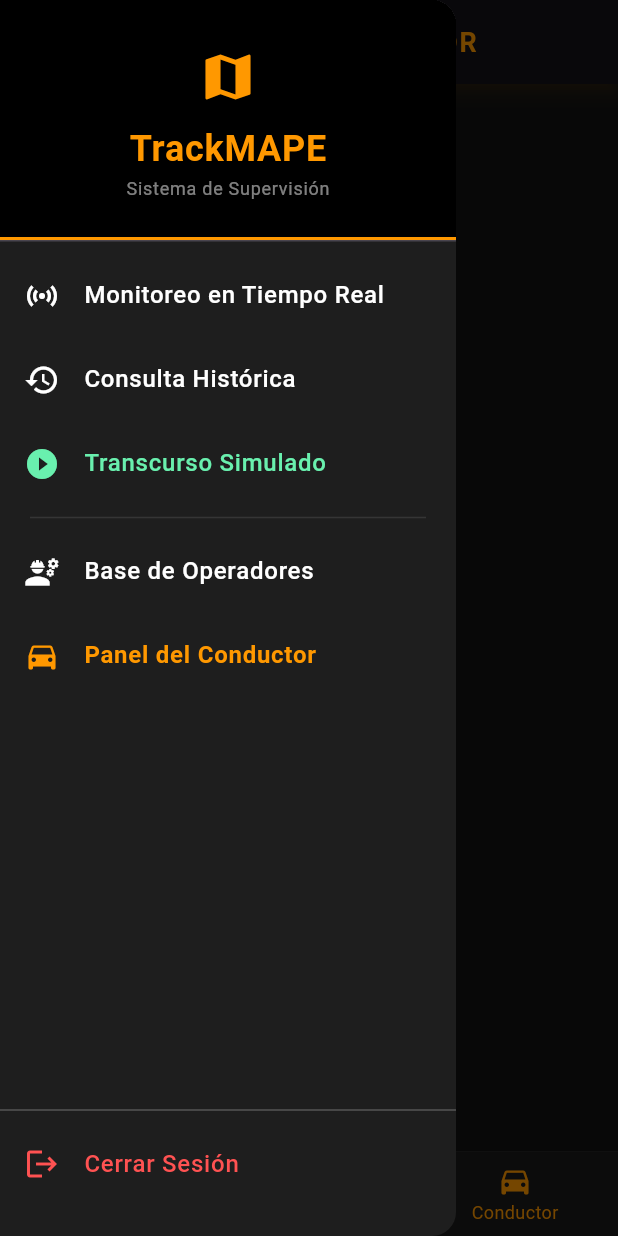
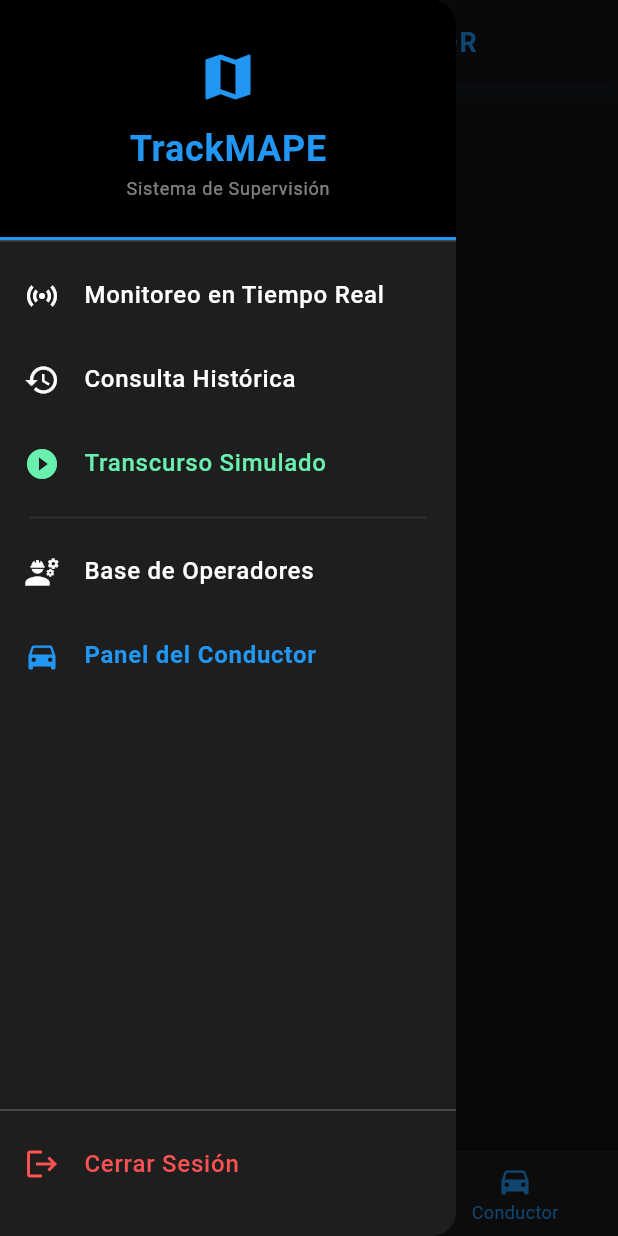
Before and after one commit to DeyviRodrigo/trackmape_fray, a Flutter app: the screen it shows after launch, item 3 of the bottom bar chosen, with the side drawer open, on a phone screen of 412 x 824 dp. Run offline on Flutter 3.47's test engine with Material 3 defaults, Android fonts, the phone set to English and light mode, and no system bars; our stand-ins replace device_info_plus, flutter_map, geolocator, latlong2, supabase_flutter; accounts and stored records are empty.

Commit message:
Todos los datos obtenidos en campo: Mejoras en las hojas y nuevas funciones

```diff
--- a/lib/funciones/monitoreo/presentacion/paginas/pagina_simulacion.dart
+++ b/lib/funciones/monitoreo/presentacion/paginas/pagina_simulacion.dart
@@ -97,7 +97,7 @@ class _HojaSimulacionState extends State<HojaSimulacion> {
   Widget build(BuildContext context) {
     return FlutterMap(
       options: const MapOptions(
-        initialCenter: ll.LatLng(-14.6792, -69.4866),
+        initialCenter: ll.LatLng(-15.488288, -70.149287),
         initialZoom: 15,
       ),
       children: [
--- a/lib/funciones/navegacion/presentacion/contenedor_principal.dart
+++ b/lib/funciones/navegacion/presentacion/contenedor_principal.dart
@@ -37,7 +37,7 @@ class _ContenedorPrincipalState extends State<ContenedorPrincipal> {
 
     switch (_indiceActual) {
       case 0:
-        tituloHeader = "TRACKING EN VIVO";
+        tituloHeader = "TRANSMISION EN VIVO";
         break;
       case 1:
         tituloHeader = "HISTORIAL DE RUTAS";
@@ -61,7 +61,7 @@ class _ContenedorPrincipalState extends State<ContenedorPrincipal> {
         title: Text(
           tituloHeader,
           style: const TextStyle(
-            color: Colors.orange,
+            color: Colors.blue,
             fontWeight: FontWeight.bold,
             fontSize: 18,
             letterSpacing: 1.2,
@@ -70,8 +70,8 @@ class _ContenedorPrincipalState extends State<ContenedorPrincipal> {
         centerTitle: true,
         backgroundColor: Colors.black,
         elevation: 4,
-        shadowColor: Colors.orange.withOpacity(0.2),
-        iconTheme: const IconThemeData(color: Colors.orange),
+        shadowColor: Colors.blue.withOpacity(0.2),
+        iconTheme: const IconThemeData(color: Colors.blue),
       ),
 
       drawer: _crearMenuLateral(),
@@ -102,7 +102,7 @@ class _ContenedorPrincipalState extends State<ContenedorPrincipal> {
           },
 
           backgroundColor: const Color(0xFF1A1A1A),
-          selectedItemColor: Colors.orange,
+          selectedItemColor: Colors.blue,
           unselectedItemColor: Colors.white54,
           selectedFontSize: 12,
           unselectedFontSize: 12,
@@ -139,19 +139,19 @@ class _ContenedorPrincipalState extends State<ContenedorPrincipal> {
             decoration: const BoxDecoration(
               color: Colors.black,
               border: Border(
-                bottom: BorderSide(color: Colors.orange, width: 2),
+                bottom: BorderSide(color: Colors.blue, width: 2),
               ),
             ),
             child: Center(
               child: Column(
                 mainAxisAlignment: MainAxisAlignment.center,
                 children: [
-                  const Icon(Icons.map, color: Colors.orange, size: 40),
+                  const Icon(Icons.map, color: Colors.blue, size: 40),
                   const SizedBox(height: 10),
                   const Text(
                     "TrackMAPE",
                     style: TextStyle(
-                      color: Colors.orange,
+                      color: Colors.blue,
                       fontSize: 24,
                       fontWeight: FontWeight.bold,
                     ),
@@ -182,7 +182,7 @@ class _ContenedorPrincipalState extends State<ContenedorPrincipal> {
 
           _itemMenu(Icons.directions_car,
               "Panel del Conductor", 4,
-              color: Colors.orangeAccent),
+              color: Colors.blueAccent),
 
           const Spacer(),
           const Divider(color: Colors.white24),
@@ -201,11 +201,11 @@ class _ContenedorPrincipalState extends State<ContenedorPrincipal> {
 
     return ListTile(
       leading: Icon(icono,
-          color: seleccionado ? Colors.orange : color),
+          color: seleccionado ? Colors.blue : color),
       title: Text(
         titulo,
         style: TextStyle(
-          color: seleccionado ? Colors.orange : color,
+          color: seleccionado ? Colors.blue : color,
           fontWeight:
           seleccionado ? FontWeight.bold : FontWeight.w500,
         ),
```
